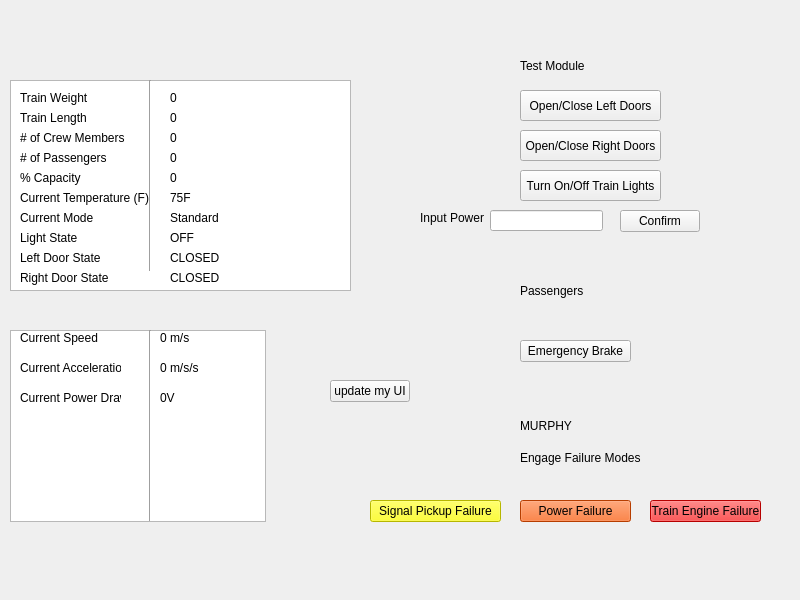
Above: TrainModelProject/trainmodelui.ui from joeschurer/ECE1140 before the change. Below: the same form after it.
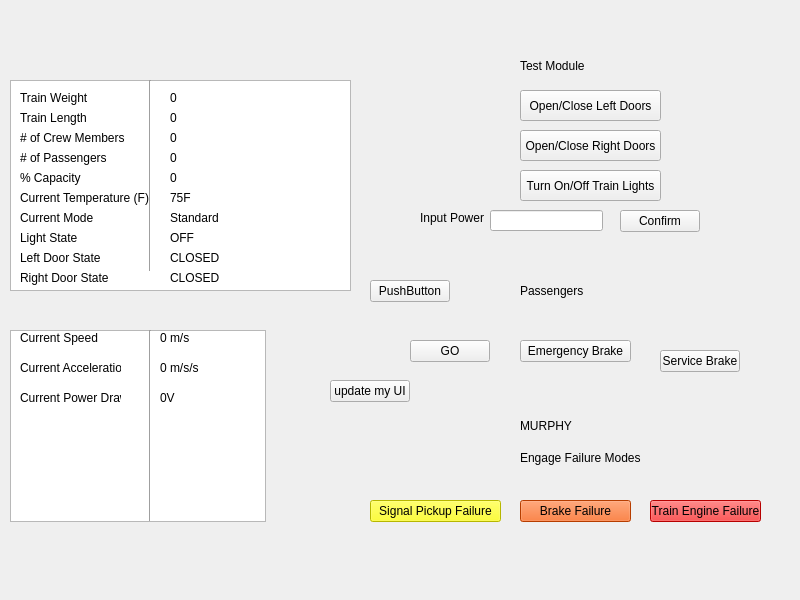
That is the form after the change.

```diff
--- a/TrainModelProject/trainmodelui.ui
+++ b/TrainModelProject/trainmodelui.ui
@@ -491,7 +491,7 @@
     <string notr="true">background-color: rgb(255, 85, 0)</string>
    </property>
    <property name="text">
-    <string>Power Failure</string>
+    <string>Brake Failure</string>
    </property>
   </widget>
   <widget class="QPushButton" name="pushButton_4">
@@ -607,6 +607,45 @@
     <string>update my UI</string>
    </property>
   </widget>
+  <widget class="QPushButton" name="serviceBrakeButton">
+   <property name="geometry">
+    <rect>
+     <x>660</x>
+     <y>350</y>
+     <width>80</width>
+     <height>22</height>
+    </rect>
+   </property>
+   <property name="text">
+    <string>Service Brake</string>
+   </property>
+  </widget>
+  <widget class="QPushButton" name="standardModeButton">
+   <property name="geometry">
+    <rect>
+     <x>410</x>
+     <y>340</y>
+     <width>80</width>
+     <height>22</height>
+    </rect>
+   </property>
+   <property name="text">
+    <string>GO</string>
+   </property>
+  </widget>
+  <widget class="QPushButton" name="pushButton_5">
+   <property name="geometry">
+    <rect>
+     <x>370</x>
+     <y>280</y>
+     <width>80</width>
+     <height>22</height>
+    </rect>
+   </property>
+   <property name="text">
+    <string>PushButton</string>
+   </property>
+  </widget>
   <action name="actiontrainWeight">
    <property name="text">
     <string>trainWeight</string>
```
Left out of the diff: 3 changed lines with no effect on the pictures.
